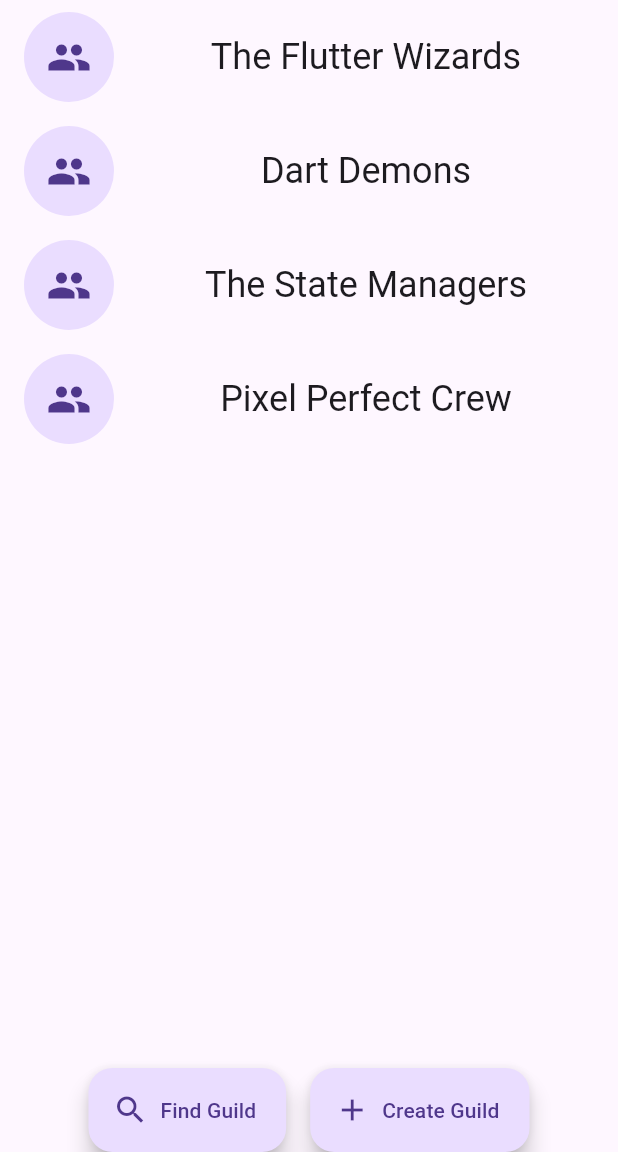
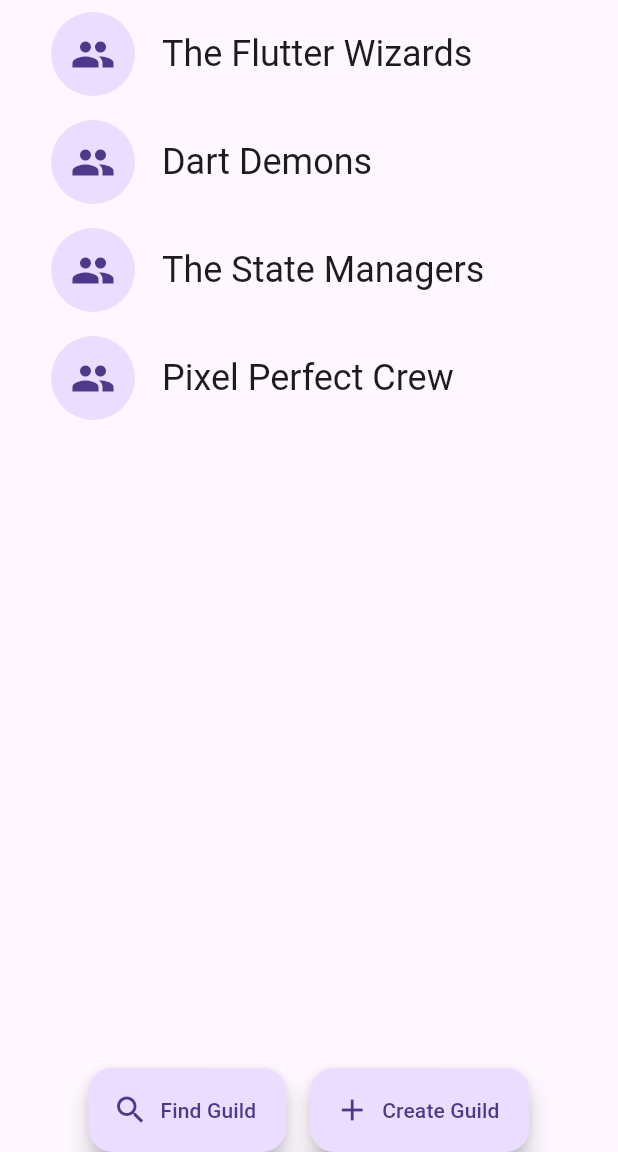
Before and after one commit to Daniel-G-Maryville/GuildChat_flutter, a Flutter app: the screen it shows after launch, on a phone screen of 412 x 824 dp, the part 84-1236 px from its top. Run offline on Flutter 3.47's test engine with Material 3 defaults, Android fonts, the phone set to English and light mode, and no system bars; our stand-ins replace cloud_firestore, firebase_core, go_router; accounts and stored records are empty; generated files the repository leaves out were written again.

Commit message:
Made entire guild rows buttons

```diff
--- a/lib/ui/homepage/home_screen.dart
+++ b/lib/ui/homepage/home_screen.dart
@@ -63,29 +63,21 @@ class _HomeScreenState extends State<HomeScreen> {
                       horizontal: 16.0,
                       vertical: 8.0,
                     ),
-                    child: Row(
-                      children: [
-                        const CircleAvatar(
+                    child: ListTile(
+                      leading: const CircleAvatar(
                         radius: 30,
                         child: Icon(Icons.group, size: 30),
                       ),
-                        const SizedBox(width: 16),
-                        Expanded(
-                          child: TextButton(
-                            onPressed: () {
+                      title: Text(
+                        guildName,
+                        style: Theme.of(context).textTheme.headlineSmall,
+                      ),
+                      onTap: () {
                         // Replace with actual navigation, e.g., context.go('/guild/$guildName');
                         ScaffoldMessenger.of(context).showSnackBar(
                           SnackBar(content: Text('Go to "$guildName" page')),
                         );
                       },
-                            child: Text(
-                              guildName,
-                              textAlign: TextAlign.center,
-                              style: Theme.of(context).textTheme.headlineSmall,
-                            ),
-                          ),
-                        ),
-                      ],
                     ),
                   );
                 }).toList(),
```
Lines whose indentation alone changed are shown as unchanged.
